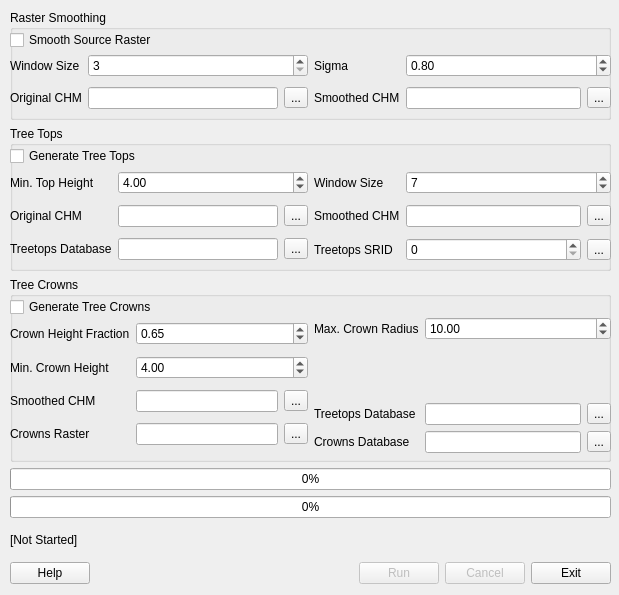
Before: the Qt Designer form src/apps/treetops.ui in rskelly/treetops, drawn with Qt 5.
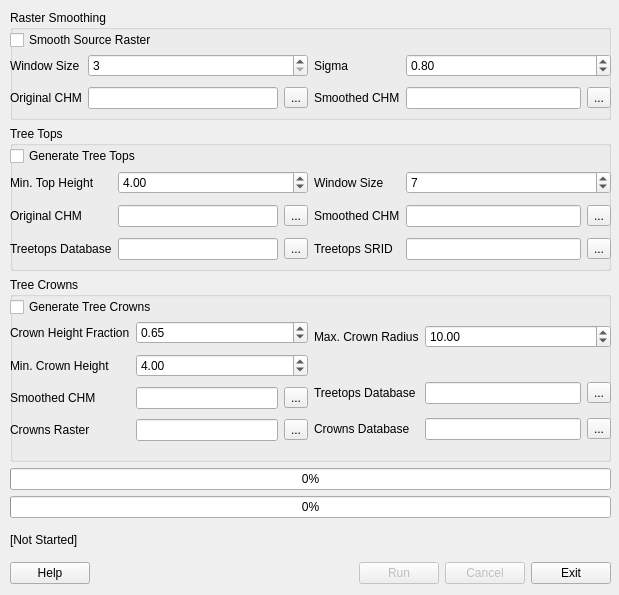
After: the same form once the commit is applied.

The edit to the form file:
```diff
--- a/src/apps/treetops.ui
+++ b/src/apps/treetops.ui
@@ -286,11 +286,7 @@
            </widget>
           </item>
           <item row="2" column="1">
-           <widget class="QSpinBox" name="spnTopsTreetopsSRID">
-            <property name="maximum">
-             <number>999999</number>
-            </property>
-           </widget>
+           <widget class="QLineEdit" name="txtTopsTreetopsSRID"/>
           </item>
          </layout>
         </item>
@@ -334,7 +330,7 @@
          <x>0</x>
          <y>40</y>
          <width>601</width>
-         <height>136</height>
+         <height>131</height>
         </rect>
        </property>
        <layout class="QHBoxLayout" name="horizontalLayout_2" stretch="1,1">
@@ -471,10 +467,13 @@
             <property name="orientation">
              <enum>Qt::Vertical</enum>
             </property>
+            <property name="sizeType">
+             <enum>QSizePolicy::Fixed</enum>
+            </property>
             <property name="sizeHint" stdset="0">
              <size>
               <width>20</width>
-              <height>40</height>
+              <height>20</height>
              </size>
             </property>
            </spacer>
```
Left out of the diff: 156 changed lines with no effect on the pictures.
